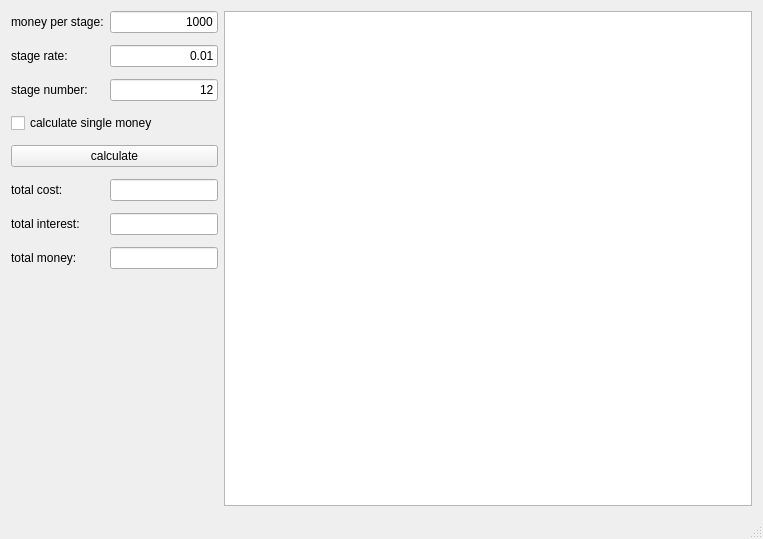
First picture: the form in FinancialCalculator/mainwindow.ui, repository tyw66/exQt, before the edit.
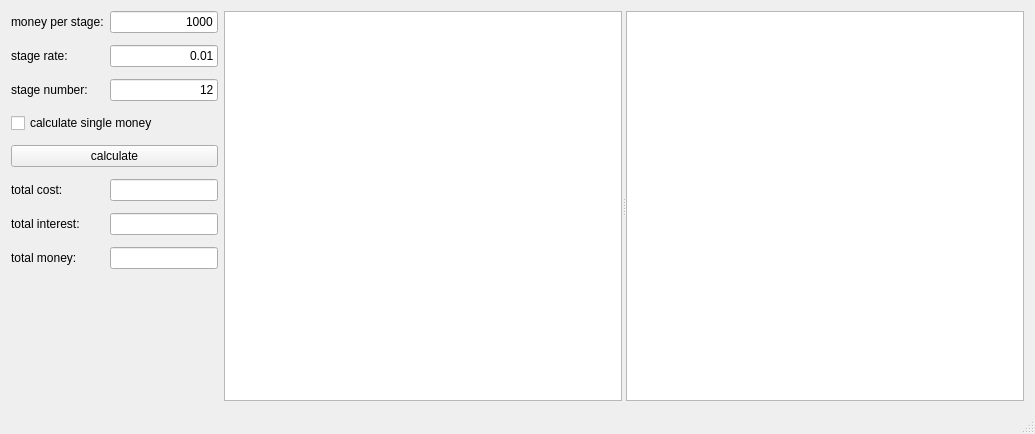
Second picture: the form after the edit.

Commit message: 一些修改，调整布局，准备加入图形

```diff
--- a/FinancialCalculator/mainwindow.ui
+++ b/FinancialCalculator/mainwindow.ui
@@ -6,8 +6,8 @@
    <rect>
     <x>0</x>
     <y>0</y>
-    <width>763</width>
-    <height>539</height>
+    <width>1035</width>
+    <height>434</height>
    </rect>
   </property>
   <property name="windowTitle">
@@ -158,7 +158,13 @@
      </layout>
     </item>
     <item>
-     <widget class="QPlainTextEdit" name="plainTextEdit_result"/>
+     <widget class="QSplitter" name="splitter">
+      <property name="orientation">
+       <enum>Qt::Horizontal</enum>
+      </property>
+      <widget class="QPlainTextEdit" name="plainTextEdit_result"/>
+      <widget class="QGraphicsView" name="graphicsView"/>
+     </widget>
     </item>
    </layout>
   </widget>
```
The commit also changes 5 other files.
